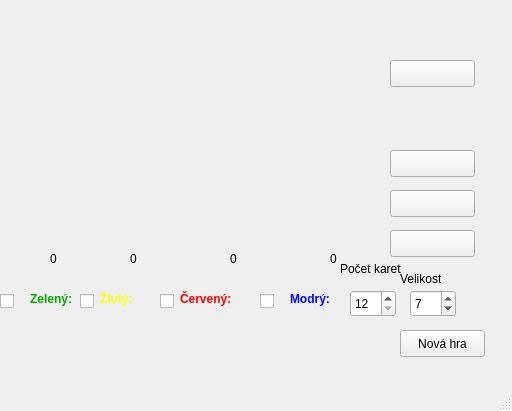
Qt form src/gui/labyrinth/mainwindow.ui (nechutny/ICP) before a commit.
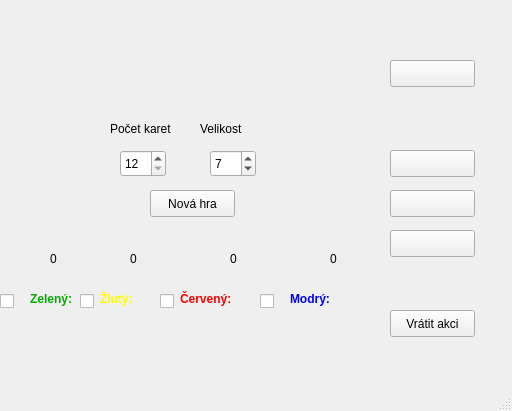
The same form after that commit.

What changed in the file:
```diff
--- a/src/gui/labyrinth/mainwindow.ui
+++ b/src/gui/labyrinth/mainwindow.ui
@@ -1115,8 +1115,8 @@
    <widget class="QSpinBox" name="spinBox">
     <property name="geometry">
      <rect>
-      <x>410</x>
-      <y>290</y>
+      <x>210</x>
+      <y>150</y>
       <width>46</width>
       <height>27</height>
      </rect>
@@ -1137,8 +1137,8 @@
    <widget class="QLabel" name="label_5">
     <property name="geometry">
      <rect>
-      <x>400</x>
-      <y>270</y>
+      <x>200</x>
+      <y>120</y>
       <width>55</width>
       <height>17</height>
      </rect>
@@ -1150,8 +1150,8 @@
    <widget class="QSpinBox" name="spinBox_2">
     <property name="geometry">
      <rect>
-      <x>350</x>
-      <y>290</y>
+      <x>120</x>
+      <y>150</y>
       <width>46</width>
       <height>27</height>
      </rect>
@@ -1169,8 +1169,8 @@
    <widget class="QLabel" name="label_6">
     <property name="geometry">
      <rect>
-      <x>340</x>
-      <y>260</y>
+      <x>110</x>
+      <y>120</y>
       <width>61</width>
       <height>17</height>
      </rect>
@@ -1182,8 +1182,8 @@
    <widget class="QPushButton" name="pushButton">
     <property name="geometry">
      <rect>
-      <x>400</x>
-      <y>330</y>
+      <x>150</x>
+      <y>190</y>
       <width>85</width>
       <height>27</height>
      </rect>
@@ -1260,6 +1260,19 @@
      <string/>
     </property>
    </widget>
+   <widget class="QPushButton" name="pushButton_2">
+    <property name="geometry">
+     <rect>
+      <x>390</x>
+      <y>310</y>
+      <width>85</width>
+      <height>27</height>
+     </rect>
+    </property>
+    <property name="text">
+     <string>Vrátit akci</string>
+    </property>
+   </widget>
   </widget>
   <widget class="QStatusBar" name="statusBar">
    <property name="enabled">
```
